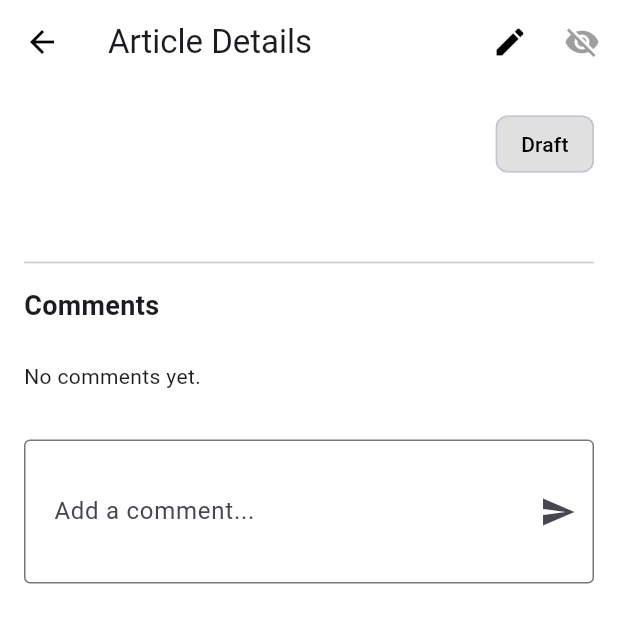
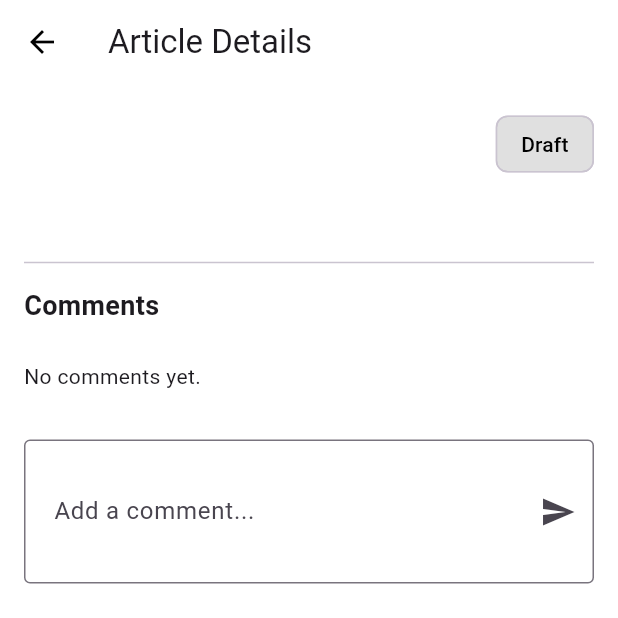
Before and after one commit to njogubless/PROJECT-, a Flutter app: the ArticleDetailScreen screen opened directly with empty values, on a phone screen of 412 x 824 dp, the top half of it. Run offline on Flutter 3.47's test engine with Material 3 defaults, Android fonts, the phone set to English and light mode, and no system bars; our stand-ins replace cached_network_image, cloud_firestore, dio, file_picker, firebase_auth, firebase_core and 13 more; missing offline and left inert: record; accounts and stored records are empty.

Commit message:
removing the edit functionality from the user side

```diff
--- a/lib/features/articles/presentation/screens/article_detail_screen.dart
+++ b/lib/features/articles/presentation/screens/article_detail_screen.dart
@@ -57,35 +57,6 @@ class _ArticleDetailScreenState extends State<ArticleDetailScreen> {
     return Scaffold(
       appBar: AppBar(
         title: const Text('Article Details'),
-        actions: widget.isAdminView ? [
-          // Edit button for admin view
-          IconButton(
-            icon: const Icon(Icons.edit),
-            onPressed: () {
-              Navigator.push(
-                context,
-                MaterialPageRoute(
-                  builder: (context) => EditArticleScreen(
-                    articleId: widget.articleId,
-                    title: widget.title,
-                    content: widget.content,
-                  ),
-                ),
-              ).then((_) => Navigator.pop(context));
-            },
-          ),
-          // Toggle publish status button for admin view
-          IconButton(
-            icon: Icon(
-              widget.isPublished ? Icons.visibility : Icons.visibility_off,
-              color: widget.isPublished ? Colors.green : Colors.grey,
-            ),
-            onPressed: () {
-              _togglePublishStatus(!widget.isPublished);
-            },
-            tooltip: widget.isPublished ? 'Unpublish' : 'Publish',
-          ),
-        ] : [],
       ),
       body: SingleChildScrollView(
         child: Padding(
```
